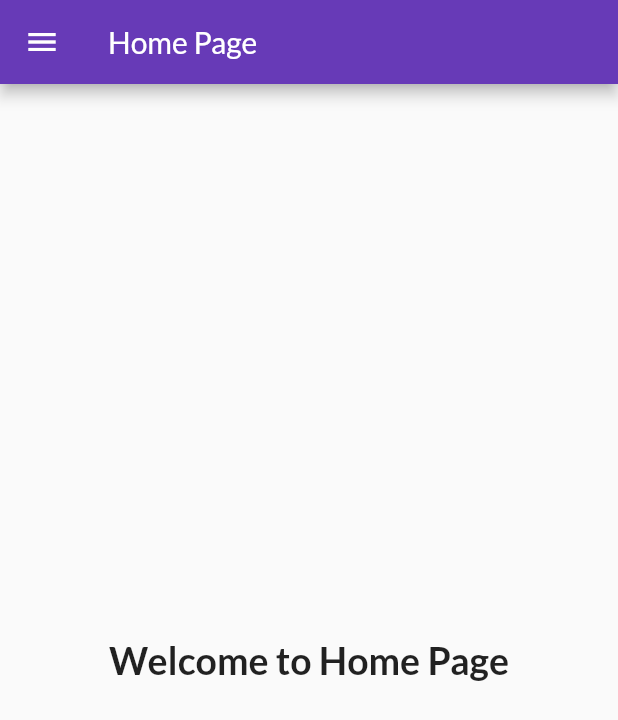
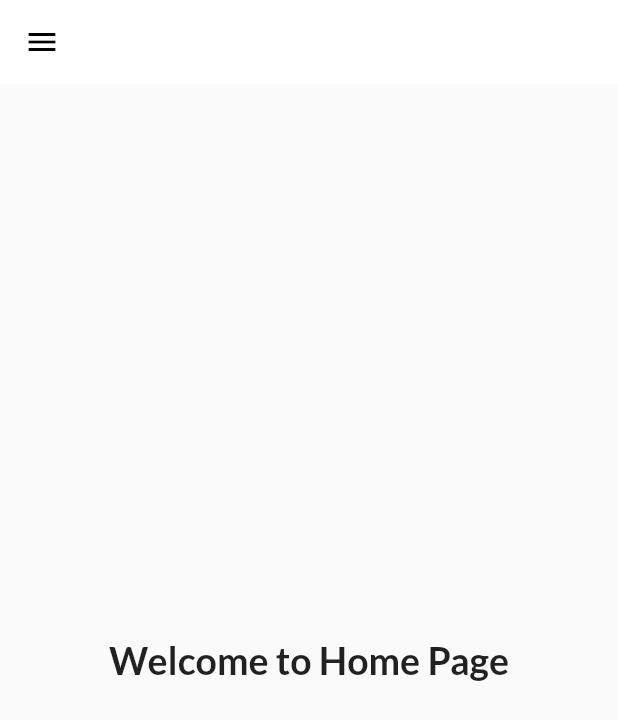
Before and after one commit to myselfdeepdas/FlutterCourse-Repo, a Flutter app: the screen it shows after launch, on a phone screen of 412 x 824 dp. Shown: the top 720 px of the screen. Run offline on Flutter 3.47's test engine with Material 2 defaults, Android fonts, the phone set to English and light mode, and no system bars; our stand-ins replace google_fonts.

Commit message:
Theme Extracted

```diff
--- a/lib/main.dart
+++ b/lib/main.dart
@@ -2,30 +2,23 @@ import 'package:flutter/material.dart';
 import 'package:flutter_catalog/pages/home_page.dart';
 import 'package:flutter_catalog/pages/login_page.dart';
 import 'package:flutter_catalog/utils/routes.dart';
-import 'package:google_fonts/google_fonts.dart';
-
-
+import 'package:flutter_catalog/widgets/themes.dart';
 
 void main() {
   runApp(MyApp());
 }
 
-
 class MyApp extends StatelessWidget {
-  const MyApp ({ Key? key }) : super(key: key);
+  const MyApp({Key? key}) : super(key: key);
 
   @override
   Widget build(BuildContext context) {
     return MaterialApp(
       debugShowCheckedModeBanner: false,
       // home: HomePage(),
-      theme: ThemeData(
-        primarySwatch: Colors.deepPurple,
-        fontFamily: GoogleFonts.lato().fontFamily,
-        // fontFamily: GoogleFonts.lato().fontFamily,
-        // primaryTextTheme: GoogleFonts.latoTextTheme()
-      ),
-      initialRoute: MyRoutes.homeRoute ,
+      theme: MyTheme.lightTheme(context),
+      darkTheme: MyTheme.darktheme(context),
+      initialRoute: MyRoutes.homeRoute,
       routes: {
         "/": (context) => LoginPage(),
         MyRoutes.homeRoute: (context) => HomePage(),
--- a/lib/pages/home_page.dart
+++ b/lib/pages/home_page.dart
@@ -1,3 +1,5 @@
+import 'dart:ui';
+
 import 'package:flutter/material.dart';
 import 'package:flutter_catalog/widgets/drawer.dart';
 // ignore_for_file: prefer_const_constructors
@@ -9,11 +11,11 @@ class HomePage extends StatelessWidget {
   Widget build(BuildContext context) {
     return Scaffold(
       appBar: AppBar(
-        title: Text("Home Page"),
+
       ),
       body: Center(
         child: Container(
-          child: Text("Welcome to Home Page", style: TextStyle(
+          child: Text("Welcome to Home Page",  style: TextStyle(
             fontWeight: FontWeight.bold,
             fontSize: 25
 
--- /dev/null
+++ b/lib/widgets/themes.dart
@@ -0,0 +1,18 @@
+import 'package:flutter/material.dart';
+import 'package:google_fonts/google_fonts.dart';
+
+class MyTheme {
+  static ThemeData lightTheme(BuildContext context) => ThemeData(
+      primarySwatch: Colors.deepPurple,
+      fontFamily: GoogleFonts.lato().fontFamily,
+      appBarTheme: AppBarTheme(
+        color: Colors.white,
+        elevation: 0.0,
+        iconTheme: IconThemeData(color: Colors.black),
+        textTheme: Theme.of(context).textTheme,
+      ));
+
+      static ThemeData darktheme(BuildContext context) => ThemeData(
+      brightness: Brightness.dark,
+      );
+}
```
